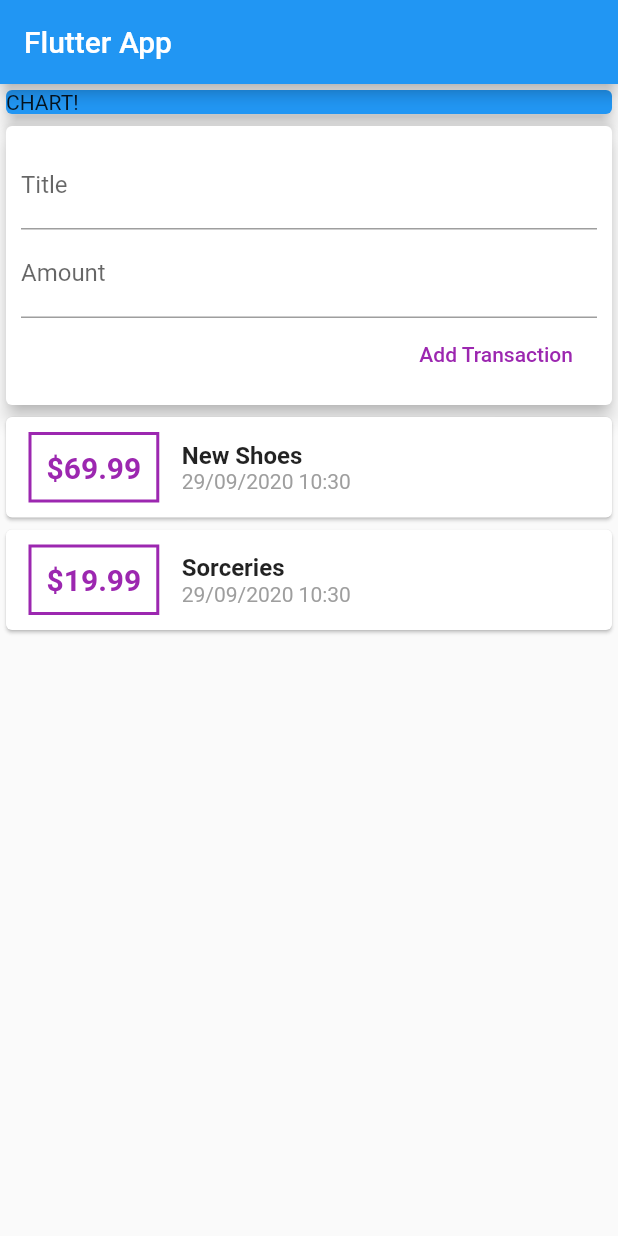
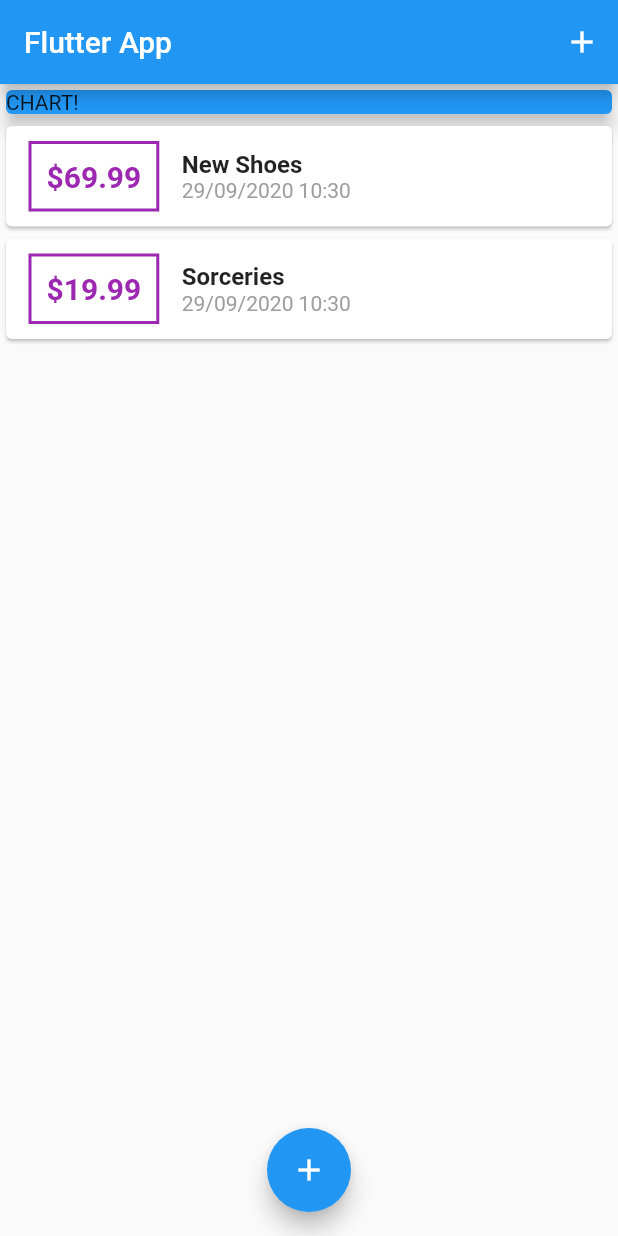
Before and after one commit to amarin95/flutter_expenses_app, a Flutter app: the screen it shows after launch, on a phone screen of 412 x 824 dp. Run offline on Flutter 3.47's test engine with Material 2 defaults, Android fonts, the phone set to English and light mode, and no system bars.

Commit message:
Modal to add transaction

```diff
--- a/lib/main.dart
+++ b/lib/main.dart
@@ -1,6 +1,12 @@
-import './widgets/user_transactions.dart';
+import 'package:expenses_app/widgets/new_transaction.dart';
+
+import './widgets/transaction_list.dart';
 
 import 'package:flutter/material.dart';
+
+import './widgets/new_transaction.dart';
+
+import './models/transaction.dart';
 
 void main() {
   runApp(MyApp());
@@ -8,6 +14,7 @@ void main() {
 
 class MyApp extends StatelessWidget {
   // This widget is the root of your application.
+
   @override
   Widget build(BuildContext context) {
     return MaterialApp(
@@ -21,15 +28,58 @@ class MyApp extends StatelessWidget {
   }
 }
 
-class MyHomePage extends StatelessWidget {
+class MyHomePage extends StatefulWidget {
   // String titleInput;
   // String amountInput;
+  @override
+  _MyHomePageState createState() => _MyHomePageState();
+}
+
+class _MyHomePageState extends State<MyHomePage> {
+  final List<Transaction> _userTransactions = [
+    Transaction(
+      id: 't1',
+      title: 'New Shoes',
+      amount: 69.99,
+      date: DateTime.now(),
+    ),
+    Transaction(
+      id: 't2',
+      title: 'Sorceries',
+      amount: 19.99,
+      date: DateTime.now(),
+    ),
+  ];
+
+  void _addNewTransaction(String txTitle, double txAmount) {
+    final newTransaction = Transaction(title: txTitle, amount: txAmount, date: DateTime.now(), id: DateTime.now().toString());
+    setState(() {
+      _userTransactions.add(newTransaction);
+    });
+  }
+
+  void _startAddNewTransaction(BuildContext ctx) {
+    showModalBottomSheet(
+        context: ctx,
+        builder: (_) {
+          return GestureDetector(
+            child: NewTransaction(_addNewTransaction),
+            behavior: HitTestBehavior.opaque, //Closes when click on back
+          );
+        });
+  }
 
   @override
   Widget build(BuildContext context) {
     return Scaffold(
       appBar: AppBar(
         title: Text('Flutter App'),
+        actions: <Widget>[
+          IconButton(
+            icon: Icon(Icons.add),
+            onPressed: () => _startAddNewTransaction(context),
+          ),
+        ],
       ),
       body: SingleChildScrollView(
         child: Column(
@@ -44,9 +94,14 @@ class MyHomePage extends StatelessWidget {
                 elevation: 5,
               ),
             ),
-            UserTransactions(),
+            TransactionList(_userTransactions),
           ],
         ),
+      ),
+      floatingActionButtonLocation: FloatingActionButtonLocation.centerFloat,
+      floatingActionButton: FloatingActionButton(
+        child: Icon(Icons.add),
+        onPressed: () => _startAddNewTransaction(context),
       ),
     );
   }
--- a/lib/widgets/transaction_list.dart
+++ b/lib/widgets/transaction_list.dart
@@ -12,9 +12,8 @@ class TransactionList extends StatelessWidget {
   Widget build(BuildContext context) {
     return Container(
       height: 300,
-      child: SingleChildScrollView(
-        child: Column(
-          children: transactions.map((transaction) {
+      child: ListView.builder(
+        itemBuilder: (ctx, index) {
           return Card(
             child: Row(
               children: <Widget>[
@@ -31,7 +30,7 @@ class TransactionList extends StatelessWidget {
                   ),
                   padding: EdgeInsets.all(10),
                   child: Text(
-                      '\$${transaction.amount}',
+                    '\$${transactions[index].amount.toStringAsFixed(2)}', //round decimal numbers
                     style: TextStyle(
                       fontWeight: FontWeight.bold,
                       fontSize: 20,
@@ -43,11 +42,11 @@ class TransactionList extends StatelessWidget {
                   crossAxisAlignment: CrossAxisAlignment.start,
                   children: <Widget>[
                     Text(
-                        transaction.title,
+                      transactions[index].title,
                       style: TextStyle(fontSize: 16, fontWeight: FontWeight.bold),
                     ),
                     Text(
-                        DateFormat('dd/MM/yyyy HH:mm').format(transaction.date),
+                      DateFormat('dd/MM/yyyy HH:mm').format(transactions[index].date),
                       style: TextStyle(color: Colors.grey),
                     ),
                   ],
@@ -55,8 +54,8 @@ class TransactionList extends StatelessWidget {
               ],
             ),
           );
-          }).toList(),
-        ),
+        },
+        itemCount: transactions.length,
       ),
     );
   }
--- a/lib/widgets/user_transactions.dart
+++ /dev/null
@@ -1,44 +0,0 @@
-import './new_transaction.dart';
-import './transaction_list.dart';
-import 'package:flutter/material.dart';
-import '../models/transaction.dart';
-
-class UserTransactions extends StatefulWidget {
-  @override
-  _UserTransactionsState createState() => _UserTransactionsState();
-}
-
-class _UserTransactionsState extends State<UserTransactions> {
-
-  final List<Transaction> _userTransactions = [
-    Transaction(
-      id: 't1',
-      title: 'New Shoes',
-      amount: 69.99,
-      date: DateTime.now(),
-    ),
-    Transaction(
-      id: 't2',
-      title: 'Sorceries',
-      amount: 19.99,
-      date: DateTime.now(),
-    ),
-  ];
-
-  void _addNewTransaction(String txTitle, double txAmount) {
-    final newTransaction = Transaction(title: txTitle, amount: txAmount, date: DateTime.now(), id: DateTime.now().toString());
-    setState(() {
-      _userTransactions.add(newTransaction);
-    });
-  }
-
-  @override
-  Widget build(BuildContext context) {
-    return Column(
-      children: <Widget>[
-        NewTransaction(_addNewTransaction),
-        TransactionList(_userTransactions),
-      ],
-    );
-  }
-}
```
Also changed, not shown: lib/widgets/new_transaction.dart (+12 -3 lines). Lines whose indentation alone changed are shown as unchanged.
